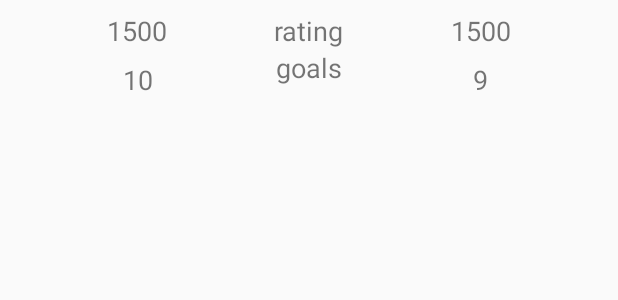
After one commit to Just-Foosball-Things/App, an Android app: the layout overview_list_matches_item.xml on its own in the app's theme, with its tools: preview values and no code run, on a phone screen of 412 x 824 dp. The commit adds this screen. Shown: the top 300 px of the screen. Run offline under Robolectric (Android 15) with nearby library versions, the phone set to English and light mode, and no system bars.

Commit message:
Add layout files for our match list.

```diff
--- /dev/null
+++ b/app/src/main/res/layout/overview_list_matches_item.xml
@@ -0,0 +1,78 @@
+<?xml version="1.0" encoding="utf-8"?>
+<android.support.constraint.ConstraintLayout xmlns:android="http://schemas.android.com/apk/res/android"
+    xmlns:app="http://schemas.android.com/apk/res-auto"
+    android:layout_width="match_parent"
+    android:layout_height="wrap_content">
+
+    <TextView
+        android:id="@+id/overview_list_matches_item_first_rating"
+        android:layout_width="wrap_content"
+        android:layout_height="wrap_content"
+        android:layout_marginBottom="8dp"
+        android:layout_marginTop="8dp"
+        android:text="1500"
+        android:textSize="18sp"
+        app:layout_constraintBottom_toTopOf="@+id/overview_list_matches_item_first_goals"
+        app:layout_constraintLeft_toLeftOf="parent"
+        app:layout_constraintRight_toLeftOf="@+id/overview_list_matches_item_ratings"
+        app:layout_constraintTop_toTopOf="parent"
+        app:layout_constraintVertical_bias="0.0" />
+
+    <TextView
+        android:id="@+id/overview_list_matches_item_ratings"
+        android:layout_width="wrap_content"
+        android:layout_height="wrap_content"
+        android:layout_marginTop="8dp"
+        android:text="rating"
+        android:textSize="18sp"
+        app:layout_constraintLeft_toLeftOf="parent"
+        app:layout_constraintRight_toRightOf="parent"
+        app:layout_constraintTop_toTopOf="parent" />
+
+    <TextView
+        android:id="@+id/overview_list_matches_item_second_rating"
+        android:layout_width="wrap_content"
+        android:layout_height="wrap_content"
+        android:layout_marginBottom="8dp"
+        android:layout_marginTop="8dp"
+        android:text="1500"
+        android:textSize="18sp"
+        app:layout_constraintBottom_toTopOf="@+id/overview_list_matches_item_second_goals"
+        app:layout_constraintLeft_toRightOf="@+id/overview_list_matches_item_ratings"
+        app:layout_constraintRight_toRightOf="parent"
+        app:layout_constraintTop_toTopOf="parent" />
+
+    <TextView
+        android:id="@+id/overview_list_matches_item_first_goals"
+        android:layout_width="wrap_content"
+        android:layout_height="wrap_content"
+        android:text="10"
+        android:textSize="18sp"
+        app:layout_constraintBottom_toBottomOf="parent"
+        app:layout_constraintLeft_toLeftOf="parent"
+        app:layout_constraintRight_toLeftOf="@+id/overview_list_matches_item_goals" />
+
+    <TextView
+        android:id="@+id/overview_list_matches_item_goals"
+        android:layout_width="wrap_content"
+        android:layout_height="wrap_content"
+        android:layout_marginBottom="8dp"
+        android:text="goals"
+        android:textSize="18sp"
+        app:layout_constraintBottom_toBottomOf="parent"
+        app:layout_constraintLeft_toLeftOf="parent"
+        app:layout_constraintRight_toRightOf="parent"
+        app:layout_constraintTop_toBottomOf="@+id/overview_list_matches_item_ratings"
+        app:layout_constraintVertical_bias="1.0" />
+
+    <TextView
+        android:id="@+id/overview_list_matches_item_second_goals"
+        android:layout_width="wrap_content"
+        android:layout_height="wrap_content"
+        android:text="9"
+        android:textSize="18sp"
+        app:layout_constraintBottom_toBottomOf="parent"
+        app:layout_constraintLeft_toRightOf="@+id/overview_list_matches_item_goals"
+        app:layout_constraintRight_toRightOf="parent" />
+
+</android.support.constraint.ConstraintLayout>
--- a/app/src/main/res/values/colors.xml
+++ b/app/src/main/res/values/colors.xml
@@ -3,4 +3,7 @@
     <color name="colorPrimary">#3F51B5</color>
     <color name="colorPrimaryDark">#303F9F</color>
     <color name="colorAccent">#FF4081</color>
+
+    <color name="overview_list_matches_item_winner">#B04444</color>
+    <color name="overview_list_matches_item_loser">#35AB35</color>
 </resources>
```
Also changed, not shown: app/src/main/res/layout/activity_overview.xml (+8 -0 lines), app/src/main/res/layout/overview_list_matches_header.xml (added, +68 -0 lines), app/src/main/res/drawable/collapse_arrow.png (added), app/src/main/res/drawable/expand_arrow.png (added).
